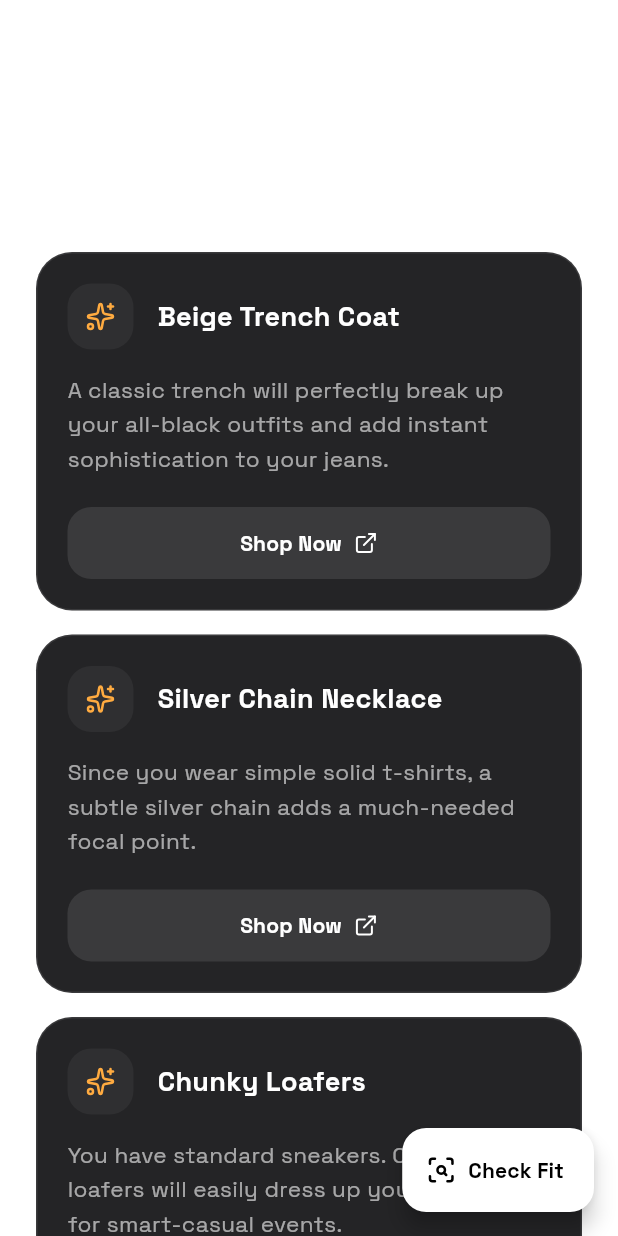
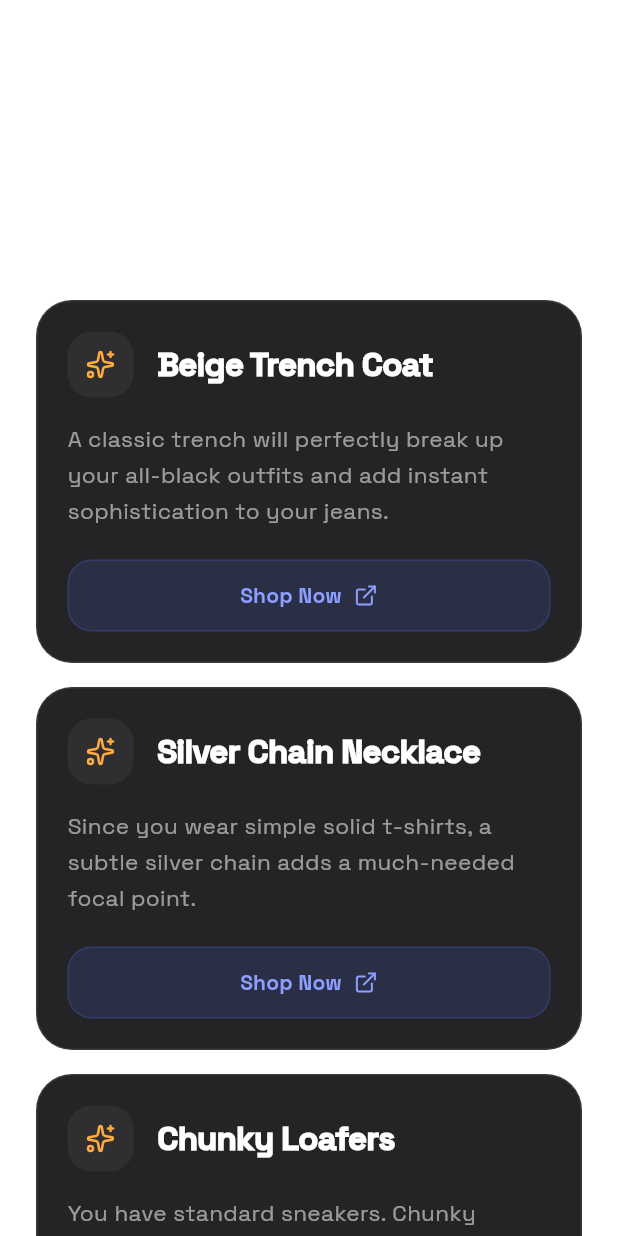
Before and after one commit to nj-codes-24/is-my-fit-cooked, a Flutter app: the ExploreScreen screen opened directly, on a phone screen of 412 x 824 dp. Run offline on Flutter 3.47's test engine with Material 3 defaults, Android fonts, the phone set to English and light mode, and no system bars; our stand-ins replace cached_network_image, camera, flutter_animate, flutter_image_compress, flutter_lucide, flutter_riverpod and 3 more; missing offline and left inert: minio; accounts and stored records are empty; network calls fail.

Commit message:
style(explore): enhance editorial typography and layout of recommendation cards
- Increased font size and weight for recommendation item titles to establish a clearer focal point.
- Softened explanation text with textTertiary color and increased line height for better readability.
- Re-styled the 'Shop Now' button with a distinct indigo accent background and border to improve click affordance.
- Added top padding to the 'Complete Your Closet' header section for improved breathing room.
- Removed the overlapping 'Check Fit' FloatingActionButton for a cleaner UI.

```diff
--- a/mobile_app/lib/features/explore/presentation/explore_screen.dart
+++ b/mobile_app/lib/features/explore/presentation/explore_screen.dart
@@ -153,7 +153,7 @@ class _ExploreScreenState extends ConsumerState<ExploreScreen> {
                 slivers: [
                   SliverToBoxAdapter(
                     child: Padding(
-                      padding: const EdgeInsets.fromLTRB(24, 24, 24, 16),
+                      padding: const EdgeInsets.fromLTRB(24, 48, 24, 24),
                       child: Column(
                         crossAxisAlignment: CrossAxisAlignment.start,
                         children: [
@@ -269,17 +269,6 @@ class _ExploreScreenState extends ConsumerState<ExploreScreen> {
           ],
         ),
       ),
-      floatingActionButton: FloatingActionButton.extended(
-        onPressed: () {
-          if (!_isUploading && !state.isValidating) {
-            setState(() => _showPopover = true);
-          }
-        },
-        backgroundColor: Colors.white,
-        foregroundColor: Colors.black,
-        icon: const Icon(LucideIcons.scan_search, size: 20),
-        label: const Text('Check Fit', style: TextStyle(fontWeight: FontWeight.bold)),
-      ),
     );
   }
 }
@@ -324,8 +313,9 @@ class _RecommendationCard extends StatelessWidget {
                   name,
                   style: const TextStyle(
                     color: AppTheme.textPrimary,
-                    fontSize: 18,
-                    fontWeight: FontWeight.bold,
+                    fontSize: 22,
+                    fontWeight: FontWeight.w900,
+                    letterSpacing: -0.5,
                   ),
                 ),
               ),
@@ -335,9 +325,9 @@ class _RecommendationCard extends StatelessWidget {
           Text(
             reason,
             style: const TextStyle(
-              color: AppTheme.textSecondary,
+              color: AppTheme.textTertiary,
               fontSize: 15,
-              height: 1.5,
+              height: 1.6,
             ),
           ),
           const SizedBox(height: 20),
@@ -347,10 +337,13 @@ class _RecommendationCard extends StatelessWidget {
             child: ElevatedButton(
               onPressed: onTapShop,
               style: ElevatedButton.styleFrom(
-                backgroundColor: Colors.white.withValues(alpha: 0.1),
-                foregroundColor: Colors.white,
+                backgroundColor: Colors.indigoAccent.withValues(alpha: 0.15),
+                foregroundColor: Colors.indigoAccent.shade100,
                 elevation: 0,
-                shape: RoundedRectangleBorder(borderRadius: BorderRadius.circular(16)),
+                shape: RoundedRectangleBorder(
+                  borderRadius: BorderRadius.circular(16),
+                  side: BorderSide(color: Colors.indigoAccent.withValues(alpha: 0.2)),
+                ),
               ),
               child: const Row(
                 mainAxisAlignment: MainAxisAlignment.center,
```
